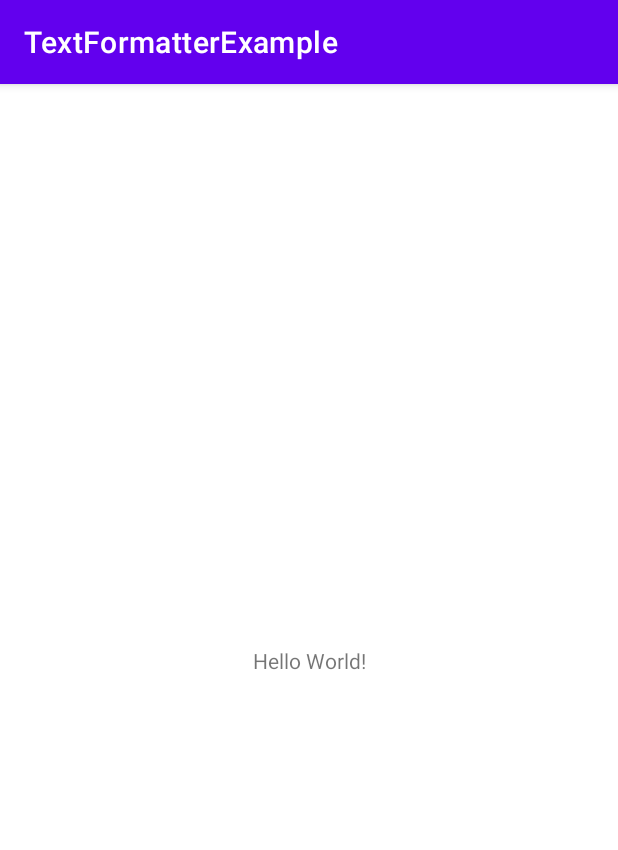
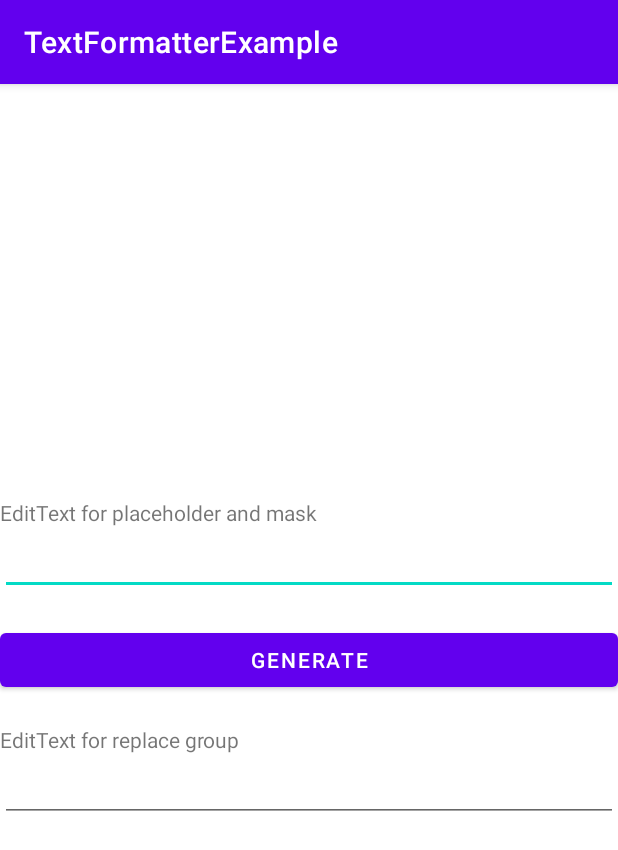
Before and after one commit to airatmeister/TextFormatterExample, an Android app: the screen it shows after launch (MainActivity), on a phone screen of 412 x 824 dp. Shown: the top 850 px of the screen. Run offline under Robolectric (Android 15) with nearby library versions, the phone set to English and light mode, and no system bars; libraries missing offline, so code that uses them is left out: ru.touchin.roboswag; 3 statements that could not run were skipped.

Commit message:
Added TextFormatter

```diff
--- a/app/src/main/java/com/textformatter/example/MainActivity.kt
+++ b/app/src/main/java/com/textformatter/example/MainActivity.kt
@@ -2,10 +2,40 @@ package com.textformatter.example
 
 import androidx.appcompat.app.AppCompatActivity
 import android.os.Bundle
+import android.widget.Button
+import android.widget.EditText
+import android.widget.TextView
+import ru.touchin.roboswag.textprocessing.TextFormatter
 
 class MainActivity : AppCompatActivity() {
+
+    private val textFormatter = TextFormatter(
+        regex = "(\\d{2})\\/?(\\d{2})"
+    )
+
     override fun onCreate(savedInstanceState: Bundle?) {
         super.onCreate(savedInstanceState)
         setContentView(R.layout.activity_main)
+
+        val editText1 = findViewById<EditText>(R.id.editText1)
+
+        val buttonEditTextOne = findViewById<Button>(R.id.buttonEditTextOne)
+
+        val textViewInfoOne = findViewById<TextView>(R.id.textViewInfoOne)
+        textViewInfoOne.text = textFormatter.getRegexReplace()
+
+        val textViewInfoTwo = findViewById<TextView>(R.id.textViewInfoTwo)
+
+        buttonEditTextOne.setOnClickListener {
+            val inputText = editText1.text.toString()
+            if (inputText.isNotEmpty()) {
+                textViewInfoTwo.text = textFormatter.getFormattedText(inputText)
+            }
+        }
+
+        val editText2 = findViewById<EditText>(R.id.editText2)
+        editText2.hint = textFormatter.getPlaceholder()
+
+        textFormatter.mask(editText2)
     }
 }
--- a/app/src/main/res/layout/activity_main.xml
+++ b/app/src/main/res/layout/activity_main.xml
@@ -1,19 +1,58 @@
 <?xml version="1.0" encoding="utf-8"?>
-<androidx.constraintlayout.widget.ConstraintLayout
+<LinearLayout
     xmlns:android="http://schemas.android.com/apk/res/android"
-    xmlns:app="http://schemas.android.com/apk/res-auto"
     xmlns:tools="http://schemas.android.com/tools"
     android:layout_width="match_parent"
     android:layout_height="match_parent"
+    android:gravity="center"
+    android:orientation="vertical"
     tools:context=".MainActivity">
 
     <TextView
-        android:layout_width="wrap_content"
+        android:layout_width="match_parent"
         android:layout_height="wrap_content"
-        android:text="Hello World!"
-        app:layout_constraintBottom_toBottomOf="parent"
-        app:layout_constraintEnd_toEndOf="parent"
-        app:layout_constraintStart_toStartOf="parent"
-        app:layout_constraintTop_toTopOf="parent" />
+        android:text="@string/title_editText_two" />
 
-</androidx.constraintlayout.widget.ConstraintLayout>
+    <EditText
+        android:id="@+id/editText1"
+        android:layout_width="match_parent"
+        android:layout_height="wrap_content"
+        android:layout_gravity="center"
+
+        tools:text="0622"/>
+
+    <TextView
+        android:id="@+id/textViewInfoOne"
+        android:layout_width="match_parent"
+        android:layout_height="wrap_content"
+        android:gravity="center"
+
+        tools:text="$1/$2"/>
+
+    <Button
+        android:id="@+id/buttonEditTextOne"
+        android:layout_width="match_parent"
+        android:layout_height="wrap_content"
+        android:text="@string/button_text_editText_one"/>
+
+    <TextView
+        android:id="@+id/textViewInfoTwo"
+        android:layout_width="match_parent"
+        android:layout_height="wrap_content"
+        android:gravity="center"
+
+        tools:text="06/22"/>
+
+    <TextView
+        android:layout_width="match_parent"
+        android:layout_height="wrap_content"
+        android:text="@string/title_editeText_one" />
+
+    <EditText
+        android:id="@+id/editText2"
+        android:layout_width="match_parent"
+        android:layout_height="wrap_content"
+        android:layout_gravity="center"
+
+        tools:hint="12/34"/>
+</LinearLayout>
--- a/app/src/main/res/values/strings.xml
+++ b/app/src/main/res/values/strings.xml
@@ -1,3 +1,6 @@
 <resources>
     <string name="app_name">TextFormatterExample</string>
+    <string name="title_editeText_one">EditText for replace group</string>
+    <string name="button_text_editText_one">Generate</string>
+    <string name="title_editText_two">EditText for placeholder and mask</string>
 </resources>
```
